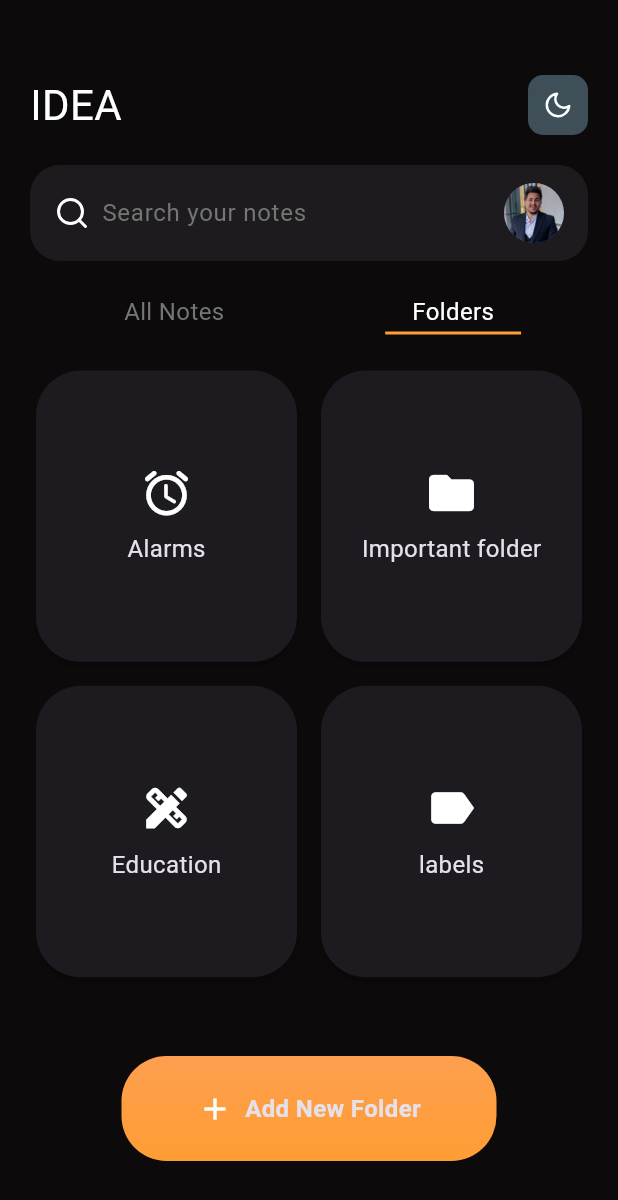
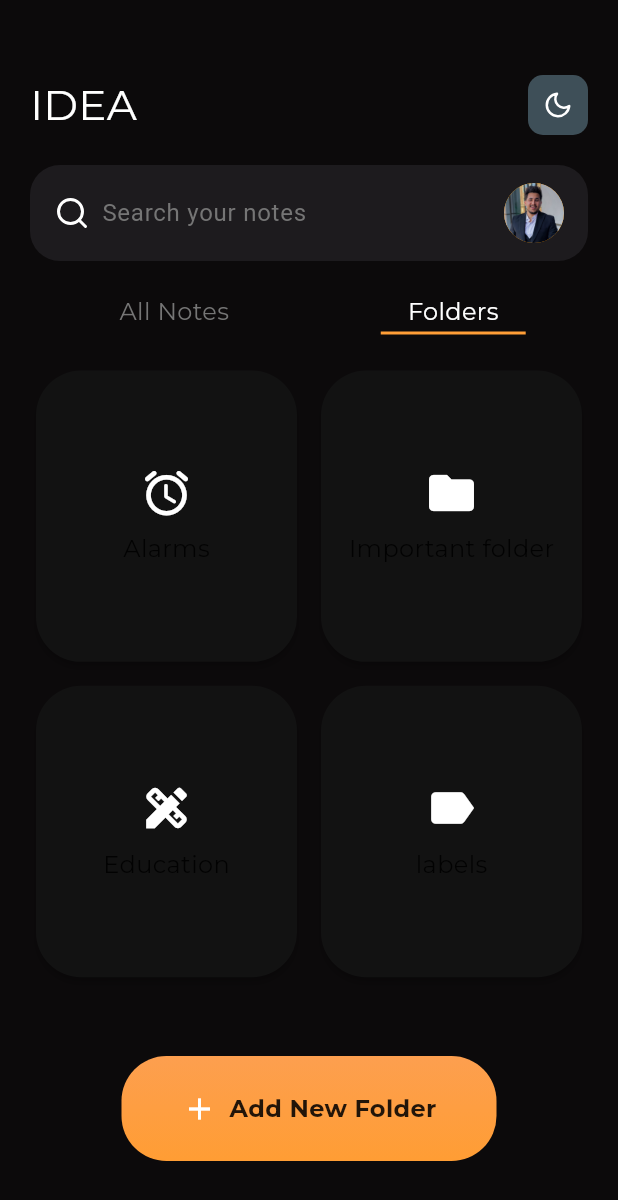
Before and after one commit to Eldeengawy/idea, a Flutter app: the screen it shows after launch, swiped to page 2, on a phone screen of 412 x 824 dp. Shown: the top 1200 px of the screen. Run offline on Flutter 3.47's test engine with Material 2 defaults, Android fonts, the phone set to English and light mode, and no system bars; our stand-ins replace flutter_colorpicker, flutter_feather_icons, google_fonts; missing offline and left inert: flutter_iconpicker.

Commit message:
colors in theme

```diff
--- a/lib/app_constants.dart
+++ b/lib/app_constants.dart
@@ -1,20 +1,45 @@
 import 'package:flutter/material.dart';
+import 'package:google_fonts/google_fonts.dart';
 
 abstract class AppThemes {
+  static const Color defaultTextColorDark = Colors.white;
+  static const Color defaultTextColorLight = Colors.black;
+
+  // Define the dark theme
   static final darkTheme = ThemeData(
     brightness: Brightness.dark,
     useMaterial3: true,
     scaffoldBackgroundColor: const Color(0xff0c0a0b),
-    // Add other dark theme properties as needed
+    colorScheme: const ColorScheme.dark(
+      primary:
+          Colors.orange, // Customize the primary color for dark theme if needed
+      onPrimary:
+          defaultTextColorDark, // Set the default text color for dark theme
+    ),
+    // Add other dark theme properties as needed,
+
+    textTheme: GoogleFonts.montserratTextTheme().copyWith(
+      // Set Monsterate as default font and change the default text color
+      bodyLarge: const TextStyle(
+        color: Colors.white, // Change the default text color to white
+      ),
+    ),
   );
 
-// Define the light theme
+  // Define the light theme
   static final lightTheme = ThemeData(
     brightness: Brightness.light,
     primaryColor:
         Colors.blue, // Set your desired primary color for the light theme
     // Add other light theme properties as needed
+    textTheme: GoogleFonts.montserratTextTheme().copyWith(
+      // Set Monsterate as default font and change the default text color
+      bodyLarge: const TextStyle(
+        color: Colors.black, // Change the default text color to black
+      ),
+    ),
   );
 }
 
-bool isNightMode = true;
+bool isNightMode =
+    true; // This is not related to the font, just leaving it as it is.
```
